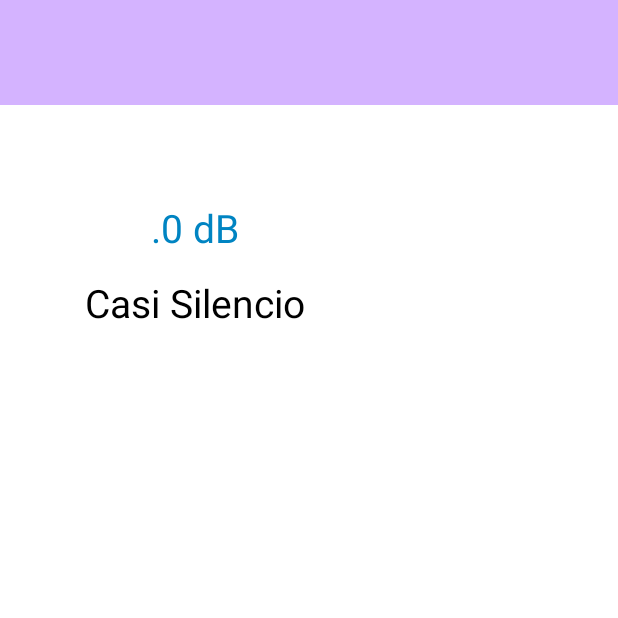
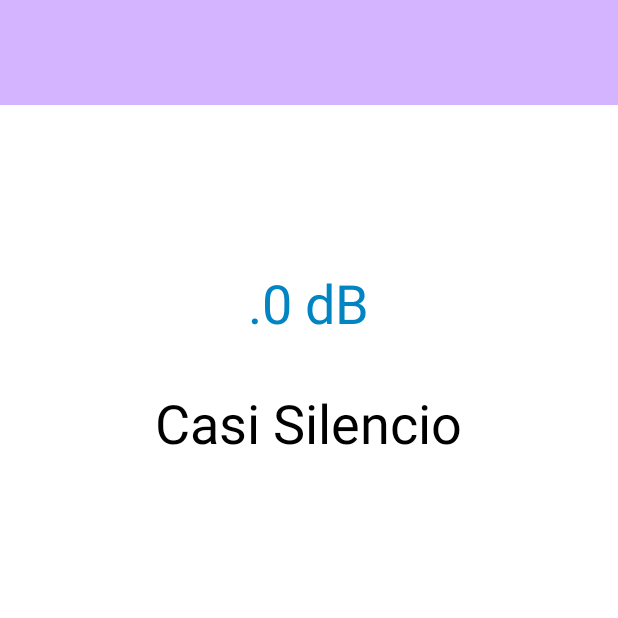
Before and after one commit to AleCadz/SonoConvwan, an Android app: the Decibelios screen opened directly, with no data from a screen before it, on a phone screen of 412 x 824 dp, the top half of it. Run offline under Robolectric (Android 15) with nearby library versions, the phone set to English and light mode, and no system bars.

Commit message:
Para no perder todo

```diff
--- a/app/src/main/res/layout/activity_decibelios.xml
+++ b/app/src/main/res/layout/activity_decibelios.xml
@@ -18,23 +18,18 @@
         android:layout_width="wrap_content"
         android:layout_height="wrap_content"
         android:layout_gravity="center"
-        android:textSize="26dp"
-        android:text="Detalles de la cuenta"
-        android:layout_marginLeft="24dp"
-        android:layout_marginRight="100dp"
+        android:textSize="36dp"
+        android:text="Cargando..."
         android:textColor="@color/black"
-        android:layout_marginBottom="260dp"/>
+        android:layout_marginBottom="210dp"/>
 
     <TextView
         android:id="@+id/referencia"
         android:layout_width="wrap_content"
         android:layout_height="wrap_content"
         android:layout_gravity="center"
-        android:textSize="26dp"
-        android:text="Detalles de la cuenta"
-        android:layout_marginLeft="24dp"
-        android:layout_marginRight="100dp"
+        android:textSize="36dp"
         android:textColor="@color/black"
-        android:layout_marginBottom="210dp"/>
+        android:layout_marginBottom="130dp"/>
 
 </FrameLayout>
--- a/app/src/main/res/layout/activity_detalles.xml
+++ b/app/src/main/res/layout/activity_detalles.xml
@@ -22,7 +22,7 @@
         android:layout_marginLeft="24dp"
         android:layout_marginRight="100dp"
         android:textColor="@color/black"
-        android:layout_marginBottom="260dp"/>
+        android:layout_marginBottom="240dp"/>
 
     <ImageView
         android:id="@+id/imgIco"
@@ -88,7 +88,7 @@
         android:textColorHint="#707070"
         android:backgroundTint="#707070"
         android:textColor="@color/black"
-        android:hint="Correo electronico"/>
+        android:hint="Contraseña"/>
 
     <TextView
         android:layout_width="wrap_content"
@@ -112,6 +112,6 @@
         android:textColorHint="#707070"
         android:backgroundTint="#707070"
         android:textColor="@color/black"
-        android:hint="Correo electronico"/>
+        android:hint="Numero telefonico"/>
 
 </FrameLayout>
--- a/app/src/main/res/layout/activity_perfil.xml
+++ b/app/src/main/res/layout/activity_perfil.xml
@@ -43,7 +43,7 @@
         android:layout_gravity="center"
         android:layout_marginLeft="24dp"
         android:layout_marginRight="180dp"
-        android:layout_marginBottom="265dp"
+        android:layout_marginBottom="245dp"
         android:text="Perfil"
         android:textColor="@color/black"
         android:textSize="26dp" />
--- a/app/src/main/res/layout/app_bar_main.xml
+++ b/app/src/main/res/layout/app_bar_main.xml
@@ -12,7 +12,7 @@
         android:fitsSystemWindows="true">
 
     <androidx.appcompat.widget.Toolbar
-        android:id="@+id/toolbar_menu"
+        android:id="@+id/toolbar_main"
         android:layout_width="match_parent"
         android:layout_height="?attr/actionBarSize"
         android:background="?attr/colorPrimary"
```
Also changed, not shown: app/src/main/AndroidManifest.xml (+14 -0 lines), app/src/main/java/com/example/sonoconvwan/Ajustes.kt (added, +11 -0 lines), app/src/main/java/com/example/sonoconvwan/Menu.kt (+38 -4 lines), app/src/main/java/com/example/sonoconvwan/Opiniones.kt (added, +11 -0 lines), app/src/main/res/layout/activity_ajustes.xml (added, +9 -0 lines), app/src/main/res/layout/activity_opiniones.xml (added, +9 -0 lines), app/src/main/res/menu/activity_main_drawer.xml (+11 -14 lines).
